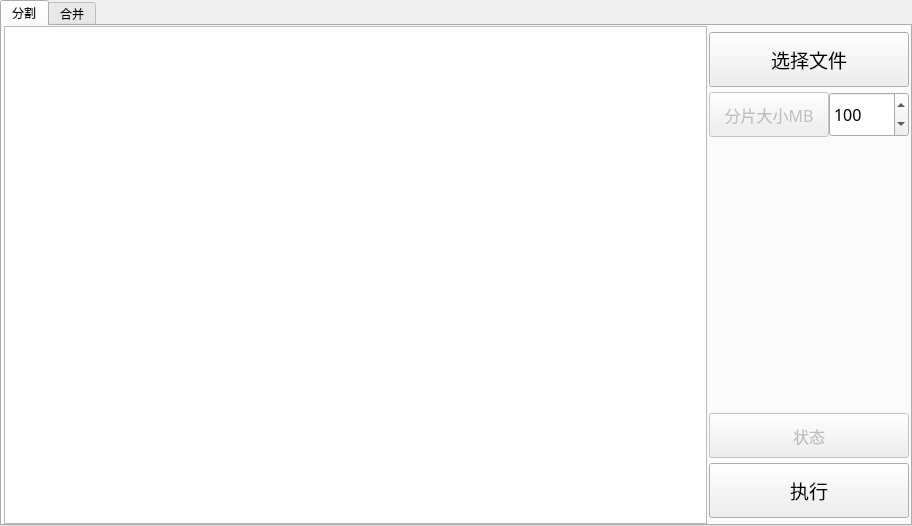
First picture: the form in MainWindow.ui, repository gvfjyy/bigFileTransfer-Segment-Merge, before the edit.
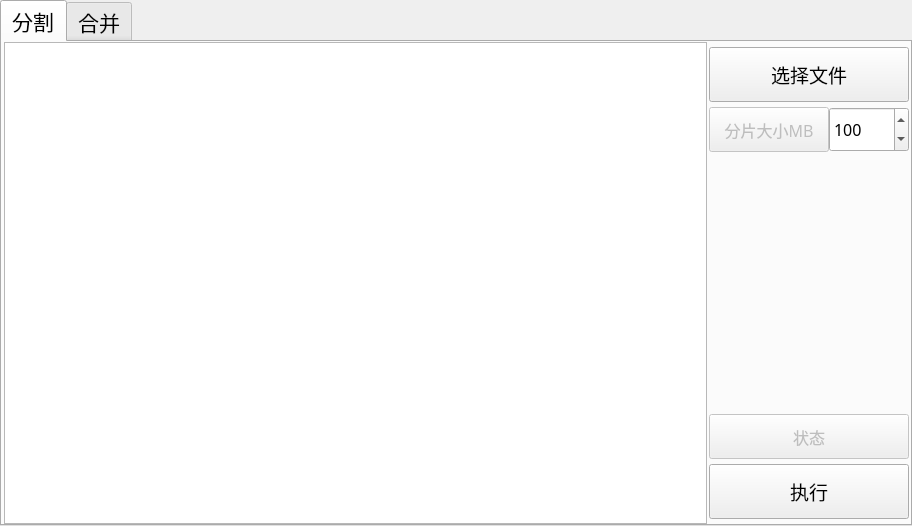
Second picture: the form after the edit.

What changed in the file:
```diff
--- a/MainWindow.ui
+++ b/MainWindow.ui
@@ -32,6 +32,12 @@
     </property>
     <item>
      <widget class="QTabWidget" name="tabWidget">
+      <property name="font">
+       <font>
+        <family>黑体</family>
+        <pointsize>16</pointsize>
+       </font>
+      </property>
       <property name="currentIndex">
        <number>0</number>
       </property>
```
Left out of the diff: 32 changed lines with no effect on the pictures.
